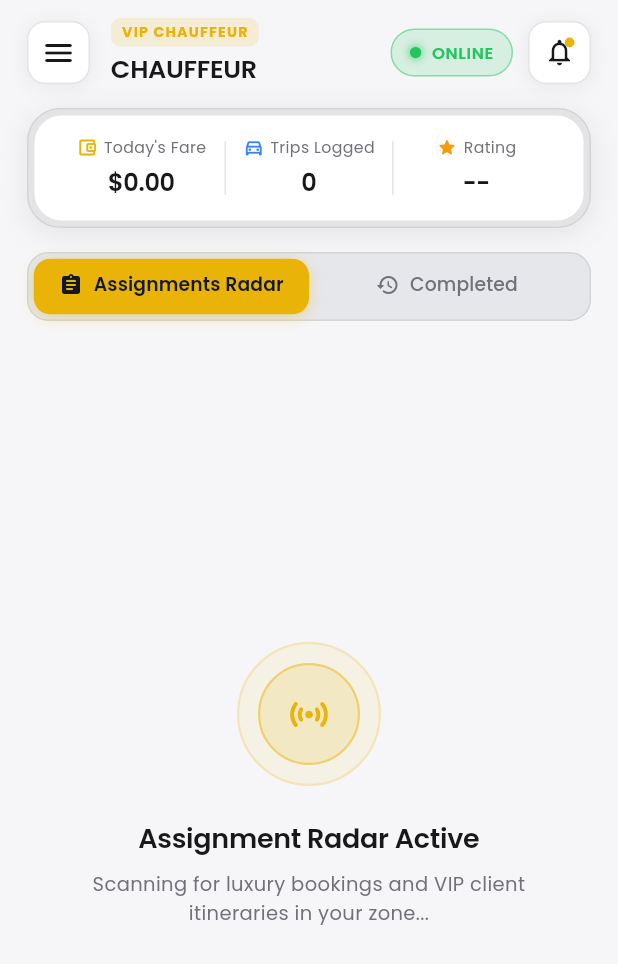
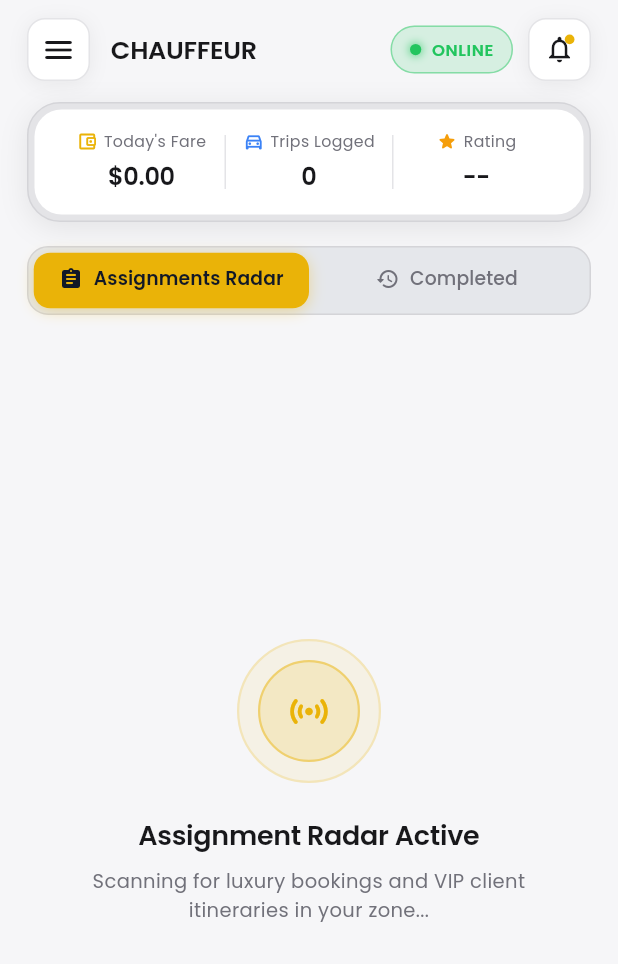
Before and after one commit to k3lvincodes/klux-vip, a Flutter app: the DriverHomeScreen screen opened by its route, on a phone screen of 412 x 824 dp. Shown: the top 964 px of the screen. Run offline on Flutter 3.47's test engine with Material 3 defaults, Android fonts, the phone set to English and light mode, and no system bars; drawn by our look-alikes of toastification; our stand-ins replace audioplayers, cached_network_image, firebase_core, firebase_messaging, flutter_animate, flutter_map and 13 more; missing offline and left inert: didit_sdk, flutter_stripe, google_maps_flutter_android, google_maps_flutter_platform_interface; accounts and stored records are empty; project files that could hold a hidden picture were left out.

Commit message:
fix(chauffeur): remove VIP CHAUFFEUR label above chauffeur name in header

```diff
--- a/app/lib/features/ride/driver_home_screen.dart
+++ b/app/lib/features/ride/driver_home_screen.dart
@@ -274,7 +274,6 @@ class _DriverHomeScreenState extends State<DriverHomeScreen>
   }
 
   Widget _buildTopBar(ColorScheme cs, bool isDark) {
-    final badgeText = _isAffiliate ? 'AFFILIATE PARTNER' : 'VIP CHAUFFEUR';
     final statusText = _isAffiliate
         ? (_isOnline ? 'FLEET ACTIVE' : 'FLEET STANDBY')
         : (_isOnline ? 'ONLINE' : 'OFFLINE');
@@ -322,6 +321,7 @@ class _DriverHomeScreenState extends State<DriverHomeScreen>
               crossAxisAlignment: CrossAxisAlignment.start,
               mainAxisSize: MainAxisSize.min,
               children: [
+                if (_isAffiliate) ...[
                   Row(
                     children: [
                       Container(
@@ -333,12 +333,10 @@ class _DriverHomeScreenState extends State<DriverHomeScreen>
                         child: Row(
                           mainAxisSize: MainAxisSize.min,
                           children: [
-                          if (_isAffiliate) ...[
                             const Icon(Icons.business_outlined, size: 10, color: AppColors.primary),
                             const SizedBox(width: 4),
-                          ],
                             Text(
-                            badgeText,
+                              'AFFILIATE PARTNER',
                               style: GoogleFonts.poppins(
                                 fontSize: 9.5,
                                 fontWeight: FontWeight.w700,
@@ -352,6 +350,7 @@ class _DriverHomeScreenState extends State<DriverHomeScreen>
                     ],
                   ),
                   const SizedBox(height: 3),
+                ],
                 Text(
                   _userName,
                   style: GoogleFonts.poppins(
```
Lines whose indentation alone changed are shown as unchanged.
